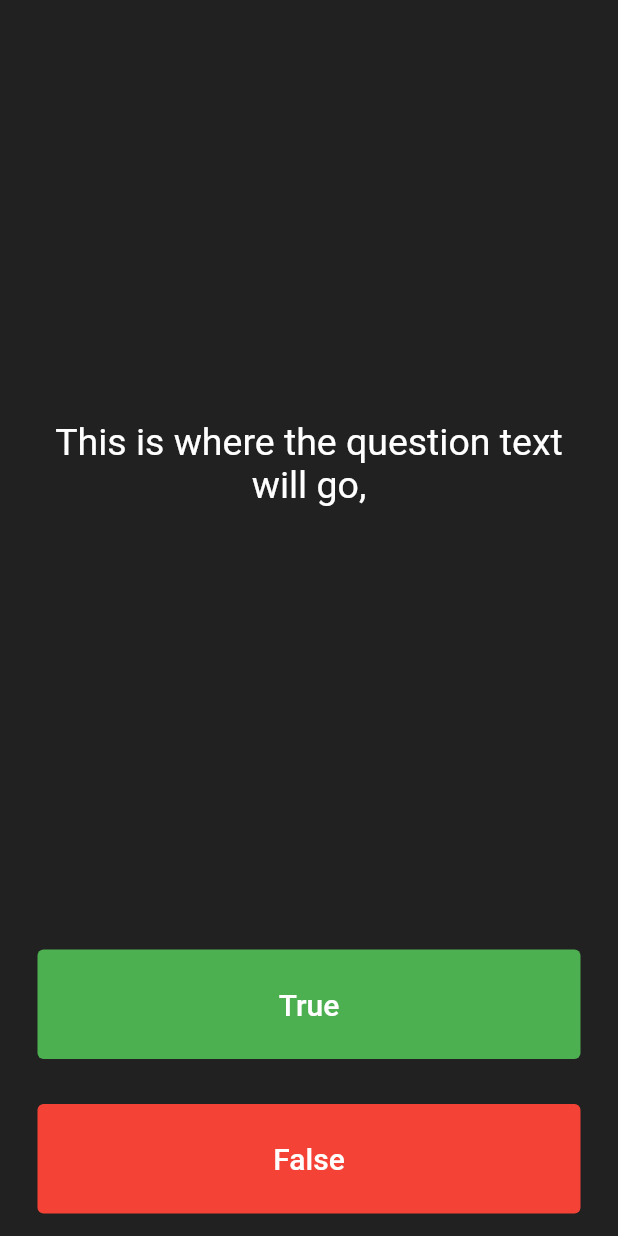
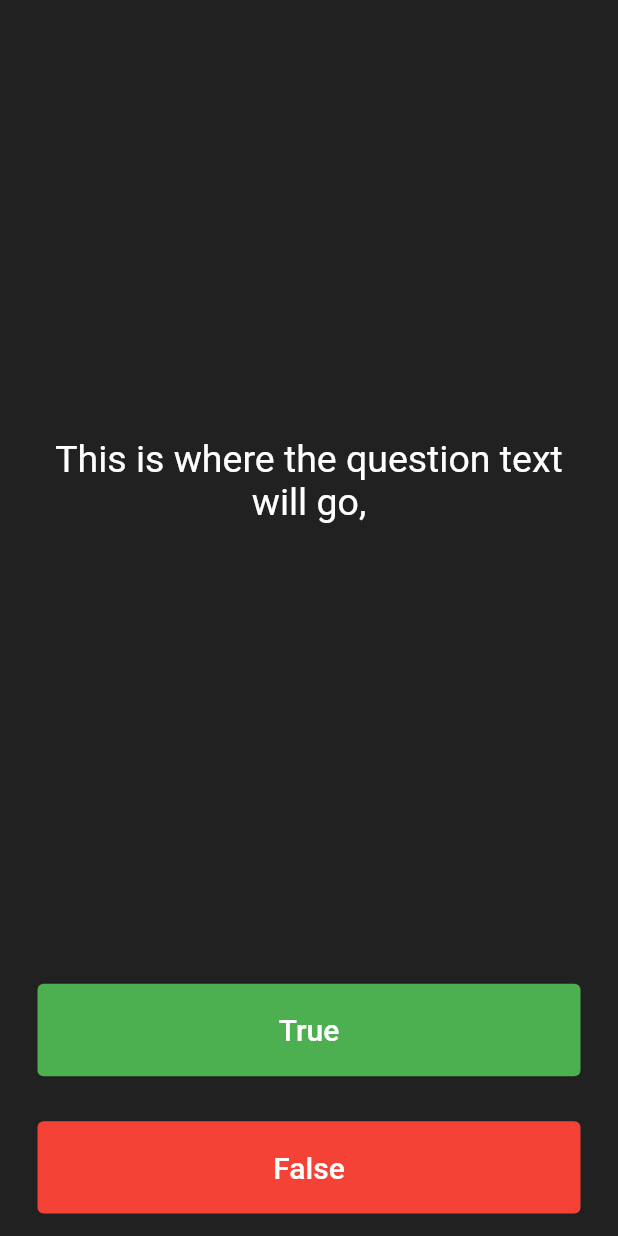
Before and after one commit to puneetkukreja98/quizzler_app, a Flutter app: the screen it shows after launch, on a phone screen of 412 x 824 dp. Run offline on Flutter 3.47's test engine with Material 2 defaults, Android fonts, the phone set to English and light mode, and no system bars.

Commit message:
First commit

```diff
--- a/lib/main.dart
+++ b/lib/main.dart
@@ -37,7 +37,7 @@ class _QuizPageState extends State<QuizPage> {
       crossAxisAlignment: CrossAxisAlignment.stretch,
       children: <Widget>[
         Expanded(
-          flex: 6,
+          flex: 7,
           child: Padding(
             padding: const EdgeInsets.all(10.0),
             child: Center(
```
